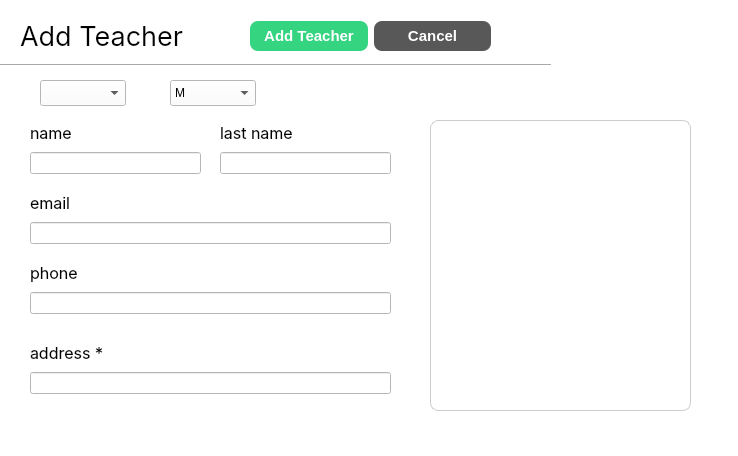
Old version of the form School_System/ui/AddTeacherDialog.ui in the repository KasperJack/School-Management-System.
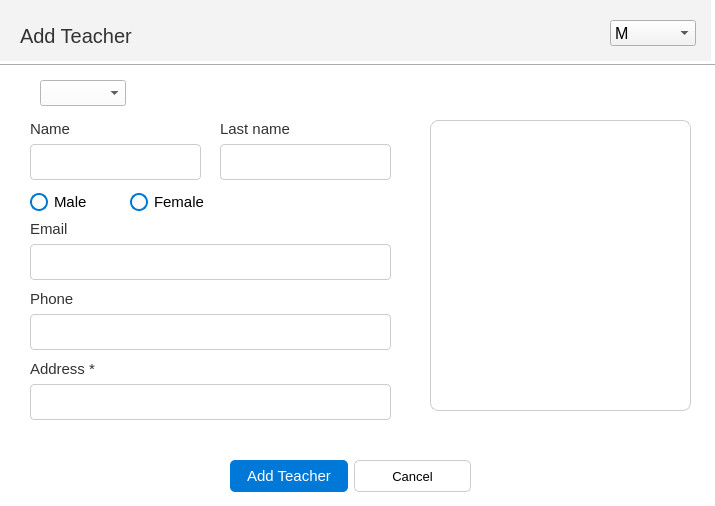
New version of the form.

Patch:
```diff
--- a/School_System/ui/AddTeacherDialog.ui
+++ b/School_System/ui/AddTeacherDialog.ui
@@ -6,23 +6,93 @@
    <rect>
     <x>0</x>
     <y>0</y>
-    <width>738</width>
-    <height>456</height>
+    <width>715</width>
+    <height>506</height>
    </rect>
   </property>
   <property name="windowTitle">
    <string>Dialog</string>
   </property>
   <property name="styleSheet">
-   <string notr="true">color: rgb(0, 0, 0);
-background-color: rgb(255, 255, 255);</string>
+   <string notr="true">/* General Window */
+QWidget {
+    background-color:rgb(255, 255, 255); /* Light Gray for Light Mode */
+    color: #000000;           /* Black Text */
+    font-family: &quot;Segoe UI&quot;, Arial, sans-serif;
+    font-size: 13pt;
+}
+
+/* Dark Mode (Toggle this for dark theme) */
+/*
+QWidget {
+    background-color: #2b2b2b; 
+    color: #ffffff;           
+}
+*/
+
+/* Buttons */
+QPushButton {
+    background-color: #0078d7; /* Windows Blue */
+    color: white;
+    border-radius: 5px;
+    padding: 8px 16px;
+    border: none;
+    font-size: 11pt;
+}
+QPushButton:hover {
+    background-color: #005a9e; /* Darker Blue on Hover */
+}
+QPushButton:pressed {
+    background-color: #004578; /* Even Darker Blue on Click */
+}
+
+/* Input Fields */
+QLineEdit {
+    background-color: white;
+    color: black;
+    border: 1px solid #cccccc;
+    border-radius: 4px;
+    padding: 6px;
+}
+QLineEdit:focus {
+    border: 1px solid #0078d7; /* Blue Border on Focus */
+    background-color: #ffffff;
+}
+
+/* Labels */
+QLabel {
+    font-size: 11pt;
+    color: #333333; /* Dark Gray */
+}
+
+/* Checkboxes and Radio Buttons */
+QCheckBox, QRadioButton {
+    spacing: 6px;
+    color: #333333;
+}
+
+/* Scrollbars */
+QScrollBar:vertical {
+    border: none;
+    background: #f3f3f3;
+    width: 8px;
+    margin: 0px 0px 0px 0px;
+}
+QScrollBar::handle:vertical {
+    background: #cccccc;
+    border-radius: 4px;
+}
+QScrollBar::handle:vertical:hover {
+    background: #aaaaaa;
+}
+</string>
   </property>
   <widget class="Line" name="line">
    <property name="geometry">
     <rect>
      <x>-10</x>
      <y>50</y>
-     <width>561</width>
+     <width>731</width>
      <height>31</height>
     </rect>
    </property>
@@ -30,32 +100,13 @@
     <enum>Qt::Orientation::Horizontal</enum>
    </property>
   </widget>
-  <widget class="QLabel" name="label">
-   <property name="geometry">
-    <rect>
-     <x>20</x>
-     <y>20</y>
-     <width>221</width>
-     <height>31</height>
-    </rect>
-   </property>
-   <property name="font">
-    <font>
-     <family>Inter</family>
-     <pointsize>20</pointsize>
-    </font>
-   </property>
-   <property name="text">
-    <string>Add Teacher</string>
-   </property>
-  </widget>
   <widget class="QWidget" name="layoutWidget">
    <property name="geometry">
     <rect>
      <x>30</x>
      <y>120</y>
      <width>171</width>
-     <height>54</height>
+     <height>60</height>
     </rect>
    </property>
    <layout class="QVBoxLayout" name="verticalLayout">
@@ -63,12 +114,12 @@
      <widget class="QLabel" name="label_2">
       <property name="font">
        <font>
-        <family>Inter</family>
-        <pointsize>12</pointsize>
+        <family>Segoe UI</family>
+        <pointsize>11</pointsize>
        </font>
       </property>
       <property name="text">
-       <string>name</string>
+       <string>Name</string>
       </property>
      </widget>
     </item>
@@ -80,8 +131,8 @@
   <widget class="QWidget" name="layoutWidget">
    <property name="geometry">
     <rect>
-     <x>250</x>
-     <y>20</y>
+     <x>230</x>
+     <y>460</y>
      <width>241</width>
      <height>32</height>
     </rect>
@@ -96,12 +147,7 @@
        </size>
       </property>
       <property name="styleSheet">
-       <string notr="true">background-color: rgb(52, 212, 129);
-color:white;
-border:none;
-border-radius: 8px;
-font-weight:bold;
-font-size: 15px;</string>
+       <string notr="true"/>
       </property>
       <property name="text">
        <string>Add Teacher</string>
@@ -117,12 +163,26 @@
        </size>
       </property>
       <property name="styleSheet">
-       <string notr="true">background-color: rgb(88, 88, 88);
-color:white;
-border:none;
-border-radius: 8px;
-font-weight:bold;
-font-size: 15px;</string>
+       <string notr="true">/* Cancel Button */
+QPushButton {
+    background-color: transparent; /* No background */
+    color: black;                  /* Black text */
+    border: 1px solid #cccccc;     /* Light gray border */
+    border-radius: 5px;
+    padding: 8px 16px;
+    font-size: 10pt;
+}
+
+QPushButton:hover {
+    background-color: #e5e5e5; /* Light gray on hover */
+    border: 1px solid #bbbbbb; /* Slightly darker gray border on hover */
+}
+
+QPushButton:pressed {
+    background-color: #d9d9d9; /* Darker gray on press */
+    border: 1px solid #aaaaaa; /* Even darker gray border on press */
+}
+</string>
       </property>
       <property name="text">
        <string>Cancel</string>
@@ -131,38 +191,13 @@
     </item>
    </layout>
   </widget>
-  <widget class="QComboBox" name="comboBox">
-   <property name="geometry">
-    <rect>
-     <x>170</x>
-     <y>80</y>
-     <width>86</width>
-     <height>26</height>
-    </rect>
-   </property>
-   <property name="font">
-    <font>
-     <strikeout>false</strikeout>
-    </font>
-   </property>
-   <item>
-    <property name="text">
-     <string>M</string>
-    </property>
-   </item>
-   <item>
-    <property name="text">
-     <string>F</string>
-    </property>
-   </item>
-  </widget>
   <widget class="QWidget" name="layoutWidget_2">
    <property name="geometry">
     <rect>
      <x>220</x>
      <y>120</y>
      <width>171</width>
-     <height>54</height>
+     <height>60</height>
     </rect>
    </property>
    <layout class="QVBoxLayout" name="verticalLayout_2">
@@ -170,12 +205,12 @@
      <widget class="QLabel" name="label_4">
       <property name="font">
        <font>
-        <family>Inter</family>
-        <pointsize>12</pointsize>
+        <family>Segoe UI</family>
+        <pointsize>11</pointsize>
        </font>
       </property>
       <property name="text">
-       <string>last name</string>
+       <string>Last name</string>
       </property>
      </widget>
     </item>
@@ -188,9 +223,9 @@
    <property name="geometry">
     <rect>
      <x>30</x>
-     <y>190</y>
+     <y>220</y>
      <width>361</width>
-     <height>54</height>
+     <height>60</height>
     </rect>
    </property>
    <layout class="QVBoxLayout" name="verticalLayout_3">
@@ -198,12 +233,12 @@
      <widget class="QLabel" name="label_3">
       <property name="font">
        <font>
-        <family>Inter</family>
-        <pointsize>12</pointsize>
+        <family>Segoe UI</family>
+        <pointsize>11</pointsize>
        </font>
       </property>
       <property name="text">
-       <string>email</string>
+       <string>Email</string>
       </property>
      </widget>
     </item>
@@ -216,9 +251,9 @@
    <property name="geometry">
     <rect>
      <x>30</x>
-     <y>260</y>
+     <y>290</y>
      <width>361</width>
-     <height>54</height>
+     <height>60</height>
     </rect>
    </property>
    <layout class="QVBoxLayout" name="verticalLayout_4">
@@ -226,12 +261,12 @@
      <widget class="QLabel" name="label_5">
       <property name="font">
        <font>
-        <family>Inter</family>
-        <pointsize>12</pointsize>
+        <family>Segoe UI</family>
+        <pointsize>11</pointsize>
        </font>
       </property>
       <property name="text">
-       <string>phone</string>
+       <string>Phone</string>
       </property>
      </widget>
     </item>
@@ -244,9 +279,9 @@
    <property name="geometry">
     <rect>
      <x>30</x>
-     <y>340</y>
+     <y>360</y>
      <width>361</width>
-     <height>54</height>
+     <height>60</height>
     </rect>
    </property>
    <layout class="QVBoxLayout" name="verticalLayout_5">
@@ -254,12 +289,12 @@
      <widget class="QLabel" name="label_6">
       <property name="font">
        <font>
-        <family>Inter</family>
-        <pointsize>12</pointsize>
+        <family>Segoe UI</family>
+        <pointsize>11</pointsize>
        </font>
       </property>
       <property name="text">
-       <string>address *</string>
+       <string>Address *</string>
       </property>
      </widget>
     </item>
@@ -357,6 +392,188 @@
     </property>
    </widget>
   </widget>
+  <widget class="QWidget" name="widget" native="true">
+   <property name="geometry">
+    <rect>
+     <x>0</x>
+     <y>0</y>
+     <width>711</width>
+     <height>61</height>
+    </rect>
+   </property>
+   <property name="styleSheet">
+    <string notr="true">QWidget {
+    background-color: #f3f3f3; /* Light Gray for Light Mode */
+    color: #000000;           /* Black Text */
+    font-family: &quot;Segoe UI&quot;, Arial, sans-serif;
+    font-size: 12pt;
+}</string>
+   </property>
+   <widget class="QLabel" name="label">
+    <property name="geometry">
+     <rect>
+      <x>20</x>
+      <y>20</y>
+      <width>141</width>
+      <height>31</height>
+     </rect>
+    </property>
+    <property name="font">
+     <font>
+      <family>Segoe UI</family>
+      <pointsize>15</pointsize>
+     </font>
+    </property>
+    <property name="styleSheet">
+     <string notr="true">QLabel {
+    font-size: 15pt;
+    color: #333333; /* Dark Gray */
+}</string>
+    </property>
+    <property name="text">
+     <string>Add Teacher</string>
+    </property>
+   </widget>
+   <widget class="QComboBox" name="comboBox">
+    <property name="geometry">
+     <rect>
+      <x>610</x>
+      <y>20</y>
+      <width>86</width>
+      <height>26</height>
+     </rect>
+    </property>
+    <property name="font">
+     <font>
+      <family>Segoe UI</family>
+      <pointsize>12</pointsize>
+      <strikeout>false</strikeout>
+     </font>
+    </property>
+    <item>
+     <property name="text">
+      <string>M</string>
+     </property>
+    </item>
+    <item>
+     <property name="text">
+      <string>F</string>
+     </property>
+    </item>
+   </widget>
+  </widget>
+  <widget class="QRadioButton" name="radioButton">
+   <property name="geometry">
+    <rect>
+     <x>30</x>
+     <y>190</y>
+     <width>81</width>
+     <height>24</height>
+    </rect>
+   </property>
+   <property name="styleSheet">
+    <string notr="true">QRadioButton {
+    spacing: 6px; /* Space between the radio button and label text */
+    color: black; /* Text color */
+    font-size: 11pt;
+}
+
+QRadioButton::indicator {
+    width: 14px;
+    height: 14px;
+    border-radius: 9px; /* Makes the indicator circular */
+    border: 2px solid #0078D4; /* Fluent Blue border */
+    background-color: transparent; /* Transparent background */
+}
+
+QRadioButton::indicator:hover {
+    border-color: #005a9e; /* Darker Fluent Blue on hover */
+}
+
+QRadioButton::indicator:checked {
+    background-color: #0078D4; /* Fluent Blue when checked */
+    border-color: #0078D4; /* Fluent Blue border */
+}
+
+QRadioButton::indicator:pressed {
+    background-color: #004578; /* Darker blue on press */
+}
+
+QRadioButton::indicator:checked:hover {
+    background-color: #005a9e; /* Slightly darker blue on hover when checked */
+}
+
+QRadioButton::indicator:disabled {
+    border-color: #d6d6d6; /* Light gray for disabled state */
+    background-color: #f0f0f0; /* Light gray background for disabled */
+}
+
+QRadioButton::indicator:checked:disabled {
+    background-color: #d6d6d6; /* Gray checked state for disabled */
+    border-color: #d6d6d6;
+}
+</string>
+   </property>
+   <property name="text">
+    <string>Male</string>
+   </property>
+  </widget>
+  <widget class="QRadioButton" name="radioButton_2">
+   <property name="geometry">
+    <rect>
+     <x>130</x>
+     <y>190</y>
+     <width>81</width>
+     <height>24</height>
+    </rect>
+   </property>
+   <property name="styleSheet">
+    <string notr="true">QRadioButton {
+    spacing: 6px; /* Space between the radio button and label text */
+    color: black; /* Text color */
+    font-size: 11pt;
+}
+
+QRadioButton::indicator {
+    width: 14px;
+    height: 14px;
+    border-radius: 9px; /* Makes the indicator circular */
+    border: 2px solid #0078D4; /* Fluent Blue border */
+    background-color: transparent; /* Transparent background */
+}
+
+QRadioButton::indicator:hover {
+    border-color: #005a9e; /* Darker Fluent Blue on hover */
+}
+
+QRadioButton::indicator:checked {
+    background-color: #0078D4; /* Fluent Blue when checked */
+    border-color: #0078D4; /* Fluent Blue border */
+}
+
+QRadioButton::indicator:pressed {
+    background-color: #004578; /* Darker blue on press */
+}
+
+QRadioButton::indicator:checked:hover {
+    background-color: #005a9e; /* Slightly darker blue on hover when checked */
+}
+
+QRadioButton::indicator:disabled {
+    border-color: #d6d6d6; /* Light gray for disabled state */
+    background-color: #f0f0f0; /* Light gray background for disabled */
+}
+
+QRadioButton::indicator:checked:disabled {
+    background-color: #d6d6d6; /* Gray checked state for disabled */
+    border-color: #d6d6d6;
+}
+</string>
+   </property>
+   <property name="text">
+    <string>Female</string>
+   </property>
+  </widget>
  </widget>
  <resources/>
  <connections/>
```
